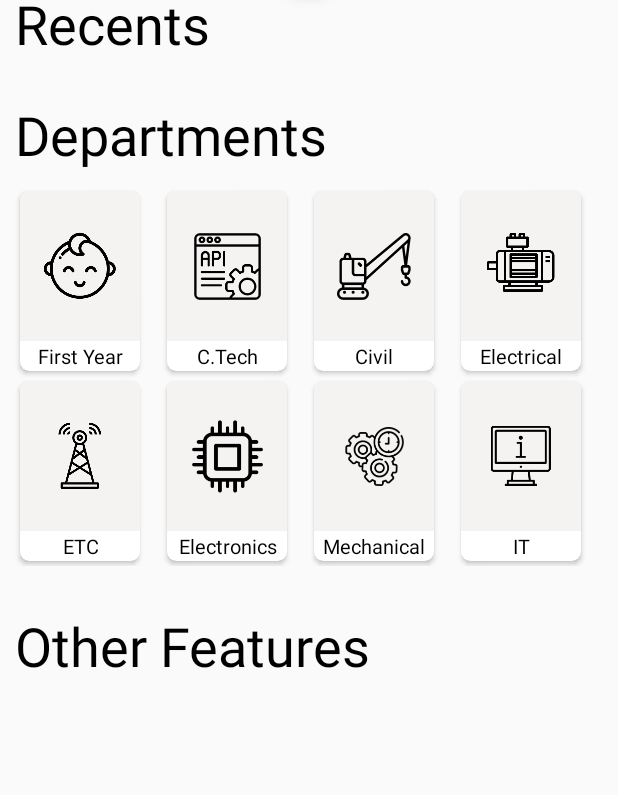
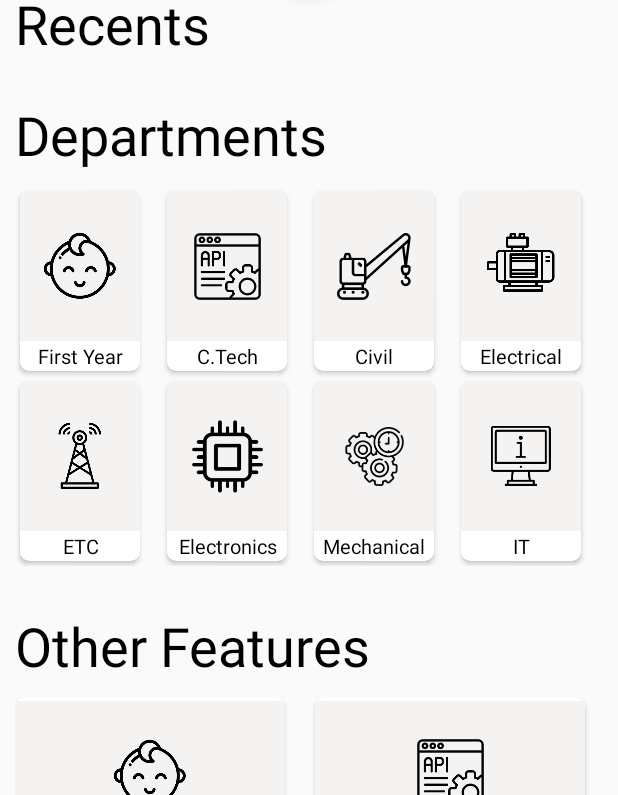
Before and after one commit to anupamsurkar/YCCEStudentLibraryJava, an Android app: the Home_scroll screen opened directly, with no data from a screen before it, on a phone screen of 412 x 824 dp, the part 441-1236 px from its top. Run offline under Robolectric (Android 15) with nearby library versions, the light colour scheme and no system bars; Roboto replaces fonts that are not available here.

Commit message:
Other features carousal added.

```diff
--- a/app/src/main/java/com/syrous/yccestudentlibraryjava/Home_scroll.java
+++ b/app/src/main/java/com/syrous/yccestudentlibraryjava/Home_scroll.java
@@ -7,7 +7,9 @@ import com.google.android.material.snackbar.Snackbar;
 
 import androidx.appcompat.app.AppCompatActivity;
 import androidx.appcompat.widget.Toolbar;
+import androidx.recyclerview.widget.DefaultItemAnimator;
 import androidx.recyclerview.widget.GridLayoutManager;
+import androidx.recyclerview.widget.LinearLayoutManager;
 import androidx.recyclerview.widget.RecyclerView;
 
 import android.view.View;
@@ -18,6 +20,13 @@ import java.util.List;
 public class Home_scroll extends AppCompatActivity {
 
     List<Departments> oneDept;
+
+    //OtherFeatures RecyclerView
+    ArrayList<OtherFeatures> otherFeatures;
+    OfAdapter ofAdapter;
+
+
+    RecyclerView OfRecycler;
 
     @Override
     protected void onCreate(Bundle savedInstanceState) {
@@ -52,5 +61,38 @@ public class Home_scroll extends AppCompatActivity {
         mrv.setLayoutManager(new GridLayoutManager(this, 4));
         mrv.setAdapter(myAdapter);
 
+
+
+        //Other Features
+
+        OfRecycler = findViewById(R.id.recycler_other_features);
+
+        Integer[] feature_logos = {R.drawable.baby, R.drawable.api,
+                R.drawable.tower, R.drawable.tv,
+                R.drawable.crane, R.drawable.work, R.drawable.cpu};
+
+        String[] feature_name = { "Upload Resources", "Attendance", "Online Fee Payment", "ESE Answer sheets", "Exam Dorm Acceptance", "Class Schedule", "Logout"};
+
+        otherFeatures = new ArrayList<>();
+
+        for( int i= 0; i<feature_logos.length; i++){
+            OtherFeatures ofeatures = new OtherFeatures(feature_logos[i], feature_name[i]);
+            otherFeatures.add(ofeatures);
+
+
+
+        }
+        LinearLayoutManager olayoutManager= new LinearLayoutManager(Home_scroll.this, LinearLayoutManager.HORIZONTAL, false);
+        OfRecycler.setLayoutManager(olayoutManager);
+        OfRecycler.setItemAnimator(new DefaultItemAnimator());
+
+        ofAdapter = new OfAdapter(Home_scroll.this, otherFeatures);
+
+        OfRecycler.setAdapter(ofAdapter);
+
+
+
+
+
     }
 }
--- /dev/null
+++ b/app/src/main/java/com/syrous/yccestudentlibraryjava/OfAdapter.java
@@ -0,0 +1,62 @@
+package com.syrous.yccestudentlibraryjava;
+
+import android.content.Context;
+import android.view.LayoutInflater;
+import android.view.View;
+import android.view.ViewGroup;
+import android.widget.ImageView;
+import android.widget.TextView;
+
+import androidx.annotation.NonNull;
+import androidx.recyclerview.widget.RecyclerView;
+
+import java.util.ArrayList;
+
+public class OfAdapter extends RecyclerView.Adapter<OfAdapter.ViewHolder> {
+
+    ArrayList<OtherFeatures> otherFeatures;
+
+    Context context;
+
+    public OfAdapter(Context context, ArrayList<OtherFeatures> otherFeatures)
+    {
+        this.context= context;
+        this.otherFeatures = otherFeatures;
+
+    }
+
+    @NonNull
+    @Override
+    public ViewHolder onCreateViewHolder(@NonNull ViewGroup parent, int viewType) {
+
+        View view = LayoutInflater.from(parent.getContext()).inflate(R.layout.ofeaturerow, parent, false);
+        return new ViewHolder(view);
+    }
+
+    @Override
+    public void onBindViewHolder(@NonNull ViewHolder holder, int position) {
+
+        holder.imageView.setImageResource(otherFeatures.get(position).getFeaturelogo());
+        holder.textView.setText(otherFeatures.get(position).getFeaturename());
+    }
+
+    @Override
+    public int getItemCount() {
+        return otherFeatures.size();
+    }
+
+    public class ViewHolder extends RecyclerView.ViewHolder {
+
+        ImageView imageView;
+        TextView textView;
+
+
+        public ViewHolder(@NonNull View itemView) {
+            super(itemView);
+
+            imageView= itemView.findViewById(R.id.otherfeatureslogo);
+            textView= itemView.findViewById(R.id.featurename);
+
+        }
+    }
+}
--- /dev/null
+++ b/app/src/main/java/com/syrous/yccestudentlibraryjava/OtherFeatures.java
@@ -0,0 +1,21 @@
+package com.syrous.yccestudentlibraryjava;
+
+public class OtherFeatures {
+
+    Integer featurelogo;
+    String featurename;
+
+    public OtherFeatures(Integer featurelogo, String featurename){
+        this.featurelogo= featurelogo;
+        this.featurename= featurename;
+
+    }
+
+    public Integer getFeaturelogo() {
+        return featurelogo;
+    }
+
+    public String getFeaturename() {
+        return featurename;
+    }
+}
--- a/app/src/main/res/layout/content_home_scroll.xml
+++ b/app/src/main/res/layout/content_home_scroll.xml
@@ -59,7 +59,16 @@
             android:textSize="36sp"
             android:paddingBottom="10dp">
 
+
         </TextView>
+
+
+<androidx.recyclerview.widget.RecyclerView
+    android:layout_width="wrap_content"
+    android:layout_height="wrap_content"
+    android:id="@+id/recycler_other_features">
+
+</androidx.recyclerview.widget.RecyclerView>
 
     </LinearLayout>
 
--- /dev/null
+++ b/app/src/main/res/layout/ofeaturerow.xml
@@ -0,0 +1,41 @@
+<?xml version="1.0" encoding="utf-8"?>
+<androidx.cardview.widget.CardView xmlns:android="http://schemas.android.com/apk/res/android"
+    xmlns:app="http://schemas.android.com/apk/res-auto"
+    android:orientation="vertical"
+    android:layout_width="180dp"
+    android:layout_height="120dp"
+    app:cardCornerRadius="6dp"
+    android:layout_marginEnd="20dp"
+    android:layout_marginBottom="5dp">
+
+    <LinearLayout
+        android:layout_width="match_parent"
+        android:layout_height="match_parent"
+        android:orientation="vertical"
+        android:gravity="center"
+        >
+
+        <ImageView
+            android:layout_width="match_parent"
+            android:layout_height="95dp"
+            android:id="@+id/otherfeatureslogo"
+            android:background="#F5F2F2"
+            android:scaleType="centerInside"
+            >
+
+        </ImageView>
+
+        <TextView
+            android:layout_width="wrap_content"
+            android:layout_height="wrap_content"
+            android:id="@+id/featurename"
+            android:textColor="@color/common_google_signin_btn_text_dark_focused"
+            android:text="Android"
+            android:textSize="13sp"
+            android:textStyle="bold"/>
+
+
+
+    </LinearLayout>
+
+</androidx.cardview.widget.CardView>
```
